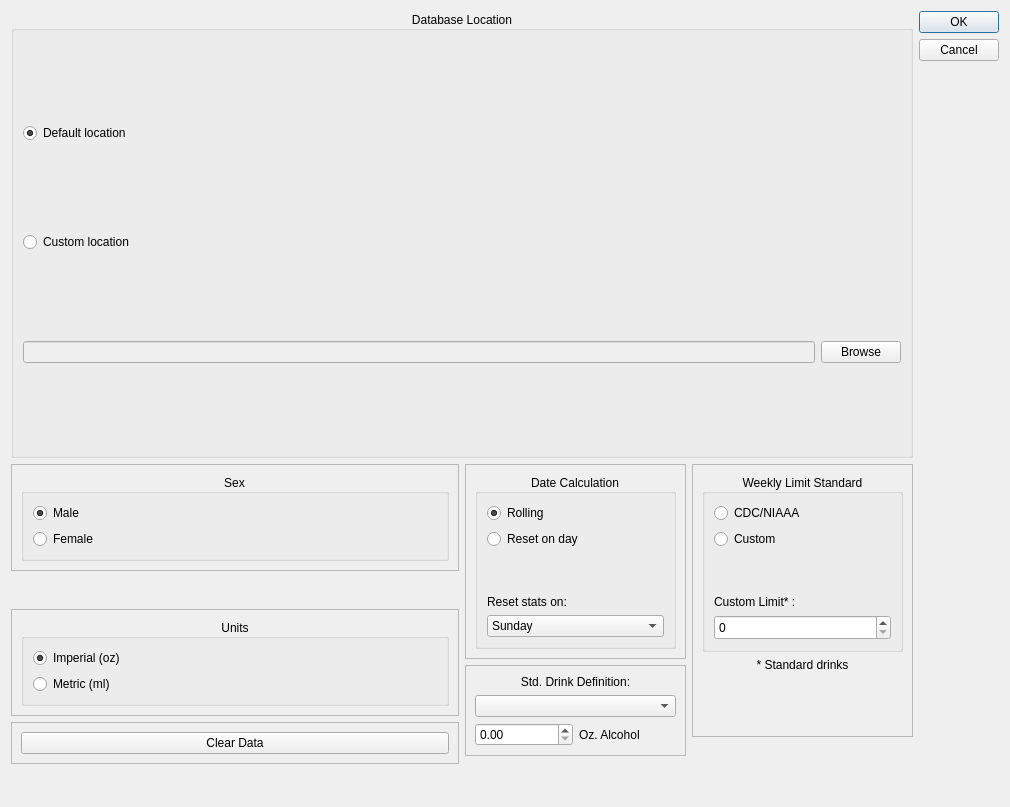
Before: the Qt Designer form ui/user_settings.ui in minorsecond/BuzzBot, drawn with Qt 5.
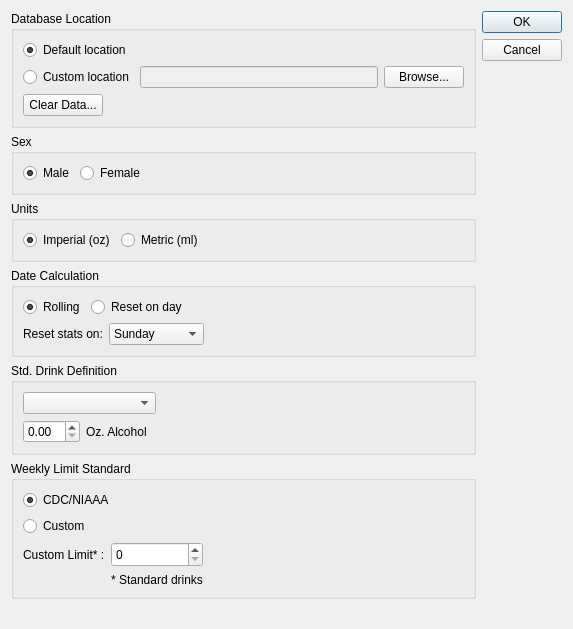
After: the same form once the commit is applied.

Diff of the .ui file:
```diff
--- a/ui/user_settings.ui
+++ b/ui/user_settings.ui
@@ -6,8 +6,8 @@
    <rect>
     <x>0</x>
     <y>0</y>
-    <width>1010</width>
-    <height>807</height>
+    <width>573</width>
+    <height>629</height>
    </rect>
   </property>
   <property name="windowTitle">
@@ -16,48 +16,91 @@
   <property name="modal">
    <bool>true</bool>
   </property>
-  <layout class="QGridLayout" name="gridLayout_2">
-   <item row="4" column="0">
-    <widget class="QFrame" name="frame_3">
-     <property name="frameShape">
-      <enum>QFrame::StyledPanel</enum>
+  <layout class="QGridLayout" name="gridLayout_3">
+   <item row="0" column="0">
+    <widget class="QGroupBox" name="groupBox">
+     <property name="minimumSize">
+      <size>
+       <width>0</width>
+       <height>0</height>
+      </size>
      </property>
-     <property name="frameShadow">
-      <enum>QFrame::Raised</enum>
+     <property name="title">
+      <string>Database Location</string>
      </property>
-     <layout class="QGridLayout" name="gridLayout_8">
-      <item row="0" column="1">
+     <layout class="QVBoxLayout" name="verticalLayout">
+      <item>
+       <widget class="QRadioButton" name="defaultLocationRadioBtn">
+        <property name="text">
+         <string>Default location</string>
+        </property>
+        <property name="checked">
+         <bool>true</bool>
+        </property>
+       </widget>
+      </item>
+      <item>
+       <layout class="QHBoxLayout" name="horizontalLayout_2">
+        <item>
+         <widget class="QRadioButton" name="customLocationRadioBtn">
+          <property name="text">
+           <string>Custom location</string>
+          </property>
+         </widget>
+        </item>
+        <item>
+         <widget class="QLineEdit" name="dbLocationTextInput">
+          <property name="enabled">
+           <bool>false</bool>
+          </property>
+          <property name="clearButtonEnabled">
+           <bool>false</bool>
+          </property>
+         </widget>
+        </item>
+        <item>
+         <widget class="QPushButton" name="dbLocationBrowseButton">
+          <property name="text">
+           <string>Browse...</string>
+          </property>
+         </widget>
+        </item>
+       </layout>
+      </item>
+      <item>
+       <layout class="QHBoxLayout" name="horizontalLayout_3">
+        <item>
        <widget class="QPushButton" name="clearDataButton">
         <property name="text">
-         <string>Clear Data</string>
+           <string>Clear Data...</string>
         </property>
        </widget>
       </item>
-     </layout>
+        <item>
+         <spacer name="horizontalSpacer_5">
+          <property name="orientation">
+           <enum>Qt::Horizontal</enum>
+          </property>
+          <property name="sizeHint" stdset="0">
+           <size>
+            <width>40</width>
+            <height>20</height>
+           </size>
+          </property>
+         </spacer>
+        </item>
+       </layout>
+      </item>
+     </layout>
     </widget>
    </item>
-   <item row="1" column="0">
-    <widget class="QFrame" name="frame">
-     <property name="frameShape">
-      <enum>QFrame::StyledPanel</enum>
-     </property>
-     <property name="frameShadow">
-      <enum>QFrame::Raised</enum>
-     </property>
-     <layout class="QGridLayout" name="gridLayout_5">
       <item row="1" column="0">
        <widget class="QGroupBox" name="sexGroup">
         <property name="title">
          <string>Sex</string>
         </property>
-        <property name="alignment">
-         <set>Qt::AlignCenter</set>
-        </property>
-        <property name="flat">
-         <bool>true</bool>
-        </property>
-        <layout class="QGridLayout" name="gridLayout_4">
-         <item row="1" column="0">
+     <layout class="QHBoxLayout" name="horizontalLayout_4">
+      <item>
           <widget class="QRadioButton" name="maleSelection">
            <property name="text">
             <string>Male</string>
@@ -67,52 +110,118 @@
            </property>
           </widget>
          </item>
-         <item row="2" column="0">
+      <item>
           <widget class="QRadioButton" name="femaleSelection">
            <property name="text">
             <string>Female</string>
            </property>
           </widget>
          </item>
+      <item>
+       <spacer name="horizontalSpacer">
+        <property name="orientation">
+         <enum>Qt::Horizontal</enum>
+        </property>
+        <property name="sizeHint" stdset="0">
+         <size>
+          <width>40</width>
+          <height>20</height>
+         </size>
+        </property>
+       </spacer>
+      </item>
         </layout>
        </widget>
       </item>
-     </layout>
-    </widget>
-   </item>
-   <item row="1" column="1" rowspan="5">
-    <layout class="QHBoxLayout" name="horizontalLayout">
+   <item row="2" column="0">
+    <widget class="QGroupBox" name="unitsGroup">
+     <property name="title">
+      <string>Units</string>
+     </property>
+     <layout class="QHBoxLayout" name="horizontalLayout_5">
+      <item>
+       <widget class="QRadioButton" name="imperialRadioButton">
+        <property name="text">
+         <string>Imperial (oz)</string>
+        </property>
+        <property name="checked">
+         <bool>true</bool>
+        </property>
+       </widget>
+      </item>
      <item>
-      <layout class="QVBoxLayout" name="verticalLayout">
+       <widget class="QRadioButton" name="metricRadioButton">
+        <property name="text">
+         <string>Metric (ml)</string>
+        </property>
+       </widget>
+      </item>
        <item>
-        <widget class="QFrame" name="frame_2">
-         <property name="frameShape">
-          <enum>QFrame::StyledPanel</enum>
-         </property>
-         <property name="frameShadow">
-          <enum>QFrame::Raised</enum>
-         </property>
-         <layout class="QGridLayout" name="gridLayout_3">
-          <item row="0" column="0">
+       <spacer name="horizontalSpacer_2">
+        <property name="orientation">
+         <enum>Qt::Horizontal</enum>
+        </property>
+        <property name="sizeHint" stdset="0">
+         <size>
+          <width>266</width>
+          <height>20</height>
+         </size>
+        </property>
+       </spacer>
+      </item>
+     </layout>
+    </widget>
+   </item>
+   <item row="3" column="0">
            <widget class="QGroupBox" name="dateCalculationGroup">
             <property name="title">
              <string>Date Calculation</string>
             </property>
-            <property name="alignment">
-             <set>Qt::AlignCenter</set>
-            </property>
-            <property name="flat">
+     <layout class="QVBoxLayout" name="verticalLayout_4">
+      <item>
+       <layout class="QHBoxLayout" name="horizontalLayout">
+        <item>
+         <widget class="QRadioButton" name="rollingDateRadioButton">
+          <property name="text">
+           <string>Rolling</string>
+          </property>
+          <property name="checked">
              <bool>true</bool>
             </property>
-            <layout class="QGridLayout" name="gridLayout">
-             <item row="4" column="0">
+         </widget>
+        </item>
+        <item>
+         <widget class="QRadioButton" name="fixedDateRadioButton">
+          <property name="text">
+           <string>Reset on day</string>
+          </property>
+         </widget>
+        </item>
+        <item>
+         <spacer name="horizontalSpacer_3">
+          <property name="orientation">
+           <enum>Qt::Horizontal</enum>
+          </property>
+          <property name="sizeHint" stdset="0">
+           <size>
+            <width>40</width>
+            <height>20</height>
+           </size>
+          </property>
+         </spacer>
+        </item>
+       </layout>
+      </item>
+      <item>
+       <layout class="QHBoxLayout" name="horizontalLayout_6">
+        <item>
               <widget class="QLabel" name="weekdayStartLabel">
                <property name="text">
                 <string>Reset stats on:</string>
                </property>
               </widget>
              </item>
-             <item row="5" column="0">
+        <item>
               <widget class="QComboBox" name="weekdayStartInput">
                <item>
                 <property name="text">
@@ -151,68 +260,52 @@
                </item>
               </widget>
              </item>
+        <item>
+         <spacer name="horizontalSpacer_4">
+          <property name="orientation">
+           <enum>Qt::Horizontal</enum>
+          </property>
+          <property name="sizeHint" stdset="0">
+           <size>
+            <width>40</width>
+            <height>20</height>
+           </size>
+          </property>
+         </spacer>
+        </item>
+       </layout>
+      </item>
+     </layout>
+    </widget>
+   </item>
+   <item row="4" column="0">
+    <widget class="QGroupBox" name="dateCalculationGroup_2">
+     <property name="title">
+      <string>Std. Drink Definition</string>
+     </property>
+     <layout class="QGridLayout" name="gridLayout_2">
              <item row="0" column="0">
-              <widget class="QRadioButton" name="rollingDateRadioButton">
-               <property name="text">
-                <string>Rolling</string>
-               </property>
-               <property name="checked">
-                <bool>true</bool>
-               </property>
-              </widget>
+       <widget class="QComboBox" name="stdDrinkDefComboBox"/>
+      </item>
+      <item row="0" column="1">
+       <spacer name="horizontalSpacer_7">
+        <property name="orientation">
+         <enum>Qt::Horizontal</enum>
+        </property>
+        <property name="sizeHint" stdset="0">
+         <size>
+          <width>317</width>
+          <height>20</height>
+         </size>
+        </property>
+       </spacer>
              </item>
              <item row="1" column="0">
-              <widget class="QRadioButton" name="fixedDateRadioButton">
-               <property name="text">
-                <string>Reset on day</string>
-               </property>
-              </widget>
-             </item>
-             <item row="3" column="0">
-              <spacer name="verticalSpacer_2">
-               <property name="orientation">
-                <enum>Qt::Vertical</enum>
-               </property>
-               <property name="sizeType">
-                <enum>QSizePolicy::Expanding</enum>
-               </property>
-               <property name="sizeHint" stdset="0">
-                <size>
-                 <width>20</width>
-                 <height>40</height>
-                </size>
-               </property>
-              </spacer>
-             </item>
-            </layout>
-           </widget>
-          </item>
-         </layout>
-        </widget>
-       </item>
+       <layout class="QHBoxLayout" name="horizontalLayout_7">
        <item>
-        <widget class="QFrame" name="frame_5">
-         <property name="frameShape">
-          <enum>QFrame::StyledPanel</enum>
-         </property>
-         <property name="frameShadow">
-          <enum>QFrame::Raised</enum>
-         </property>
-         <layout class="QGridLayout" name="gridLayout_11">
-          <item row="0" column="0" colspan="2">
-           <widget class="QLabel" name="stdDrinkDefTitle">
-            <property name="text">
-             <string>Std. Drink Definition:</string>
-            </property>
-            <property name="alignment">
-             <set>Qt::AlignCenter</set>
-            </property>
-           </widget>
-          </item>
-          <item row="2" column="0">
            <widget class="QDoubleSpinBox" name="stdDrinkDefInput"/>
           </item>
-          <item row="2" column="1">
+        <item>
            <widget class="QLabel" name="stdDrinkDefLabel">
             <property name="sizePolicy">
              <sizepolicy hsizetype="Preferred" vsizetype="Preferred">
@@ -231,78 +324,44 @@
             </property>
            </widget>
           </item>
-          <item row="1" column="0" colspan="2">
-           <widget class="QComboBox" name="stdDrinkDefComboBox"/>
-          </item>
-         </layout>
-        </widget>
-       </item>
-       <item>
-        <spacer name="verticalSpacer_5">
-         <property name="orientation">
-          <enum>Qt::Vertical</enum>
-         </property>
-         <property name="sizeHint" stdset="0">
-          <size>
-           <width>20</width>
-           <height>40</height>
-          </size>
-         </property>
-        </spacer>
-       </item>
-      </layout>
-     </item>
-     <item>
-      <layout class="QVBoxLayout" name="verticalLayout_5">
-       <item>
-        <widget class="QFrame" name="weeklyLimitFrame">
-         <property name="frameShape">
-          <enum>QFrame::StyledPanel</enum>
-         </property>
-         <property name="frameShadow">
-          <enum>QFrame::Raised</enum>
-         </property>
-         <layout class="QGridLayout" name="gridLayout_7">
-          <item row="1" column="0">
-           <widget class="QLabel" name="label">
-            <property name="text">
-             <string>* Standard drinks</string>
-            </property>
-            <property name="alignment">
-             <set>Qt::AlignCenter</set>
-            </property>
-           </widget>
-          </item>
-          <item row="0" column="0">
-           <widget class="QGroupBox" name="weeklyLimitGroup">
-            <property name="toolTipDuration">
-             <number>-1</number>
-            </property>
+       </layout>
+      </item>
+     </layout>
+    </widget>
+   </item>
+   <item row="5" column="0">
+    <widget class="QGroupBox" name="dateCalculationGroup_3">
             <property name="title">
              <string>Weekly Limit Standard</string>
             </property>
-            <property name="alignment">
-             <set>Qt::AlignCenter</set>
-            </property>
-            <property name="flat">
-             <bool>true</bool>
-            </property>
-            <layout class="QGridLayout" name="gridLayout_6" rowstretch="0,0,0,0,0,0,0,0,0" columnstretch="0">
-             <item row="1" column="0">
+     <layout class="QVBoxLayout" name="verticalLayout_5">
+      <item>
               <widget class="QRadioButton" name="niaaaStandardsRadioButton">
                <property name="text">
                 <string>CDC/NIAAA</string>
                </property>
-              </widget>
-             </item>
-             <item row="7" column="0">
+        <property name="checked">
+         <bool>true</bool>
+        </property>
+       </widget>
+      </item>
+      <item>
+       <widget class="QRadioButton" name="customLimitRadioButton">
+        <property name="text">
+         <string>Custom</string>
+        </property>
+       </widget>
+      </item>
+      <item>
+       <layout class="QGridLayout" name="gridLayout">
+        <item row="0" column="0">
               <widget class="QLabel" name="customLimitLabel">
                <property name="text">
                 <string>Custom Limit* :</string>
                </property>
               </widget>
              </item>
-             <item row="8" column="0">
+        <item row="0" column="1">
               <widget class="QSpinBox" name="customLimitSpinBox">
                <property name="sizePolicy">
                 <sizepolicy hsizetype="Preferred" vsizetype="Fixed">
@@ -318,33 +377,35 @@
                </property>
               </widget>
              </item>
-             <item row="2" column="0">
-              <widget class="QRadioButton" name="customLimitRadioButton">
+        <item row="0" column="2">
+         <spacer name="horizontalSpacer_6">
+          <property name="orientation">
+           <enum>Qt::Horizontal</enum>
+          </property>
+          <property name="sizeHint" stdset="0">
+           <size>
+            <width>40</width>
+            <height>20</height>
+           </size>
+          </property>
+         </spacer>
+        </item>
+        <item row="1" column="1">
+         <widget class="QLabel" name="label">
                <property name="text">
-                <string>Custom</string>
-               </property>
+           <string>* Standard drinks</string>
+          </property>
+          <property name="alignment">
+           <set>Qt::AlignCenter</set>
+          </property>
+         </widget>
+        </item>
+       </layout>
+      </item>
+     </layout>
               </widget>
              </item>
              <item row="6" column="0">
-              <spacer name="verticalSpacer_3">
-               <property name="orientation">
-                <enum>Qt::Vertical</enum>
-               </property>
-               <property name="sizeType">
-                <enum>QSizePolicy::Expanding</enum>
-               </property>
-               <property name="sizeHint" stdset="0">
-                <size>
-                 <width>20</width>
-                 <height>40</height>
-                </size>
-               </property>
-              </spacer>
-             </item>
-            </layout>
-           </widget>
-          </item>
-          <item row="2" column="0">
            <spacer name="verticalSpacer">
             <property name="orientation">
              <enum>Qt::Vertical</enum>
@@ -352,131 +413,14 @@
             <property name="sizeHint" stdset="0">
              <size>
               <width>20</width>
-              <height>55</height>
+       <height>23</height>
              </size>
             </property>
            </spacer>
           </item>
-         </layout>
-        </widget>
-       </item>
+   <item row="0" column="1" rowspan="7">
+    <layout class="QVBoxLayout" name="verticalLayout_2">
        <item>
-        <spacer name="verticalSpacer_6">
-         <property name="orientation">
-          <enum>Qt::Vertical</enum>
-         </property>
-         <property name="sizeHint" stdset="0">
-          <size>
-           <width>20</width>
-           <height>40</height>
-          </size>
-         </property>
-        </spacer>
-       </item>
-      </layout>
-     </item>
-    </layout>
-   </item>
-   <item row="3" column="0">
-    <widget class="QFrame" name="frame_4">
-     <property name="frameShape">
-      <enum>QFrame::StyledPanel</enum>
-     </property>
-     <property name="frameShadow">
-      <enum>QFrame::Raised</enum>
-     </property>
-     <layout class="QGridLayout" name="gridLayout_9">
-      <item row="0" column="0">
-       <widget class="QGroupBox" name="unitsGroup">
-        <property name="title">
-         <string>Units</string>
-        </property>
-        <property name="alignment">
-         <set>Qt::AlignCenter</set>
-        </property>
-        <property name="flat">
-         <bool>true</bool>
-        </property>
-        <layout class="QGridLayout" name="gridLayout_10">
-         <item row="1" column="0">
-          <widget class="QRadioButton" name="metricRadioButton">
-           <property name="text">
-            <string>Metric (ml)</string>
-           </property>
-          </widget>
-         </item>
-         <item row="0" column="0">
-          <widget class="QRadioButton" name="imperialRadioButton">
-           <property name="text">
-            <string>Imperial (oz)</string>
-           </property>
-           <property name="checked">
-            <bool>true</bool>
-           </property>
-          </widget>
-         </item>
-        </layout>
-       </widget>
-      </item>
-     </layout>
-    </widget>
-   </item>
-   <item row="0" column="0" colspan="2">
-    <widget class="QGroupBox" name="groupBox">
-     <property name="minimumSize">
-      <size>
-       <width>0</width>
-       <height>0</height>
-      </size>
-     </property>
-     <property name="title">
-      <string>Database Location</string>
-     </property>
-     <property name="alignment">
-      <set>Qt::AlignCenter</set>
-     </property>
-     <layout class="QGridLayout" name="gridLayout_12">
-      <item row="2" column="1">
-       <widget class="QLineEdit" name="dbLocationTextInput">
-        <property name="enabled">
-         <bool>false</bool>
-        </property>
-        <property name="clearButtonEnabled">
-         <bool>false</bool>
-        </property>
-       </widget>
-      </item>
-      <item row="2" column="2">
-       <widget class="QPushButton" name="dbLocationBrowseButton">
-        <property name="text">
-         <string>Browse</string>
-        </property>
-       </widget>
-      </item>
-      <item row="0" column="1">
-       <widget class="QRadioButton" name="defaultLocationRadioBtn">
-        <property name="text">
-         <string>Default location</string>
-        </property>
-        <property name="checked">
-         <bool>true</bool>
-        </property>
-       </widget>
-      </item>
-      <item row="1" column="1">
-       <widget class="QRadioButton" name="customLocationRadioBtn">
-        <property name="text">
-         <string>Custom location</string>
-        </property>
-       </widget>
-      </item>
-      <item row="0" column="0">
-       <layout class="QVBoxLayout" name="verticalLayout_2"/>
-      </item>
-     </layout>
-    </widget>
-   </item>
-   <item row="0" column="2">
     <widget class="QDialogButtonBox" name="userSettingsButtonBox">
      <property name="orientation">
       <enum>Qt::Vertical</enum>
@@ -487,6 +431,8 @@
     </widget>
    </item>
   </layout>
+   </item>
+  </layout>
  </widget>
  <resources/>
  <connections>
```
Left out of the diff: 19 changed lines with no effect on the pictures. Lines whose indentation alone changed are shown as unchanged.
